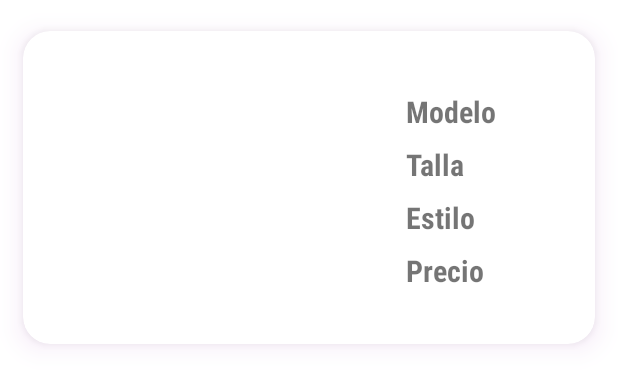
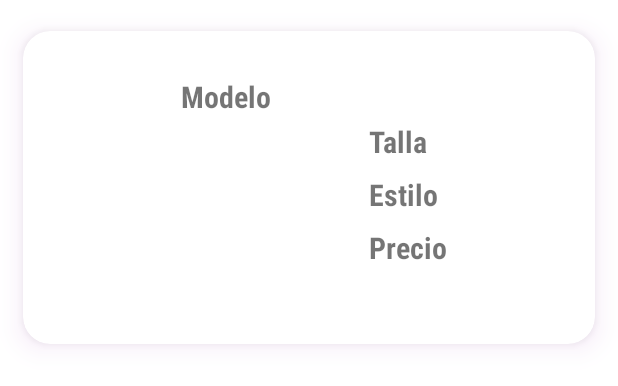
Before and after one commit to Mauri20/ProyectoIV, an Android app: the layout item_rebook.xml on its own in the app's theme, with its tools: preview values and no code run, on a phone screen of 412 x 824 dp. Shown: the top 386 px of the screen. Run offline under Robolectric (Android 15) with nearby library versions, the phone set to English and light mode, and no system bars; network calls fail.

Commit message:
Modificacion leve al diseño del catalogo

```diff
--- a/ZeligStore/app/src/main/res/layout/item_rebook.xml
+++ b/ZeligStore/app/src/main/res/layout/item_rebook.xml
@@ -32,34 +32,42 @@
                 android:layout_margin="10dp"
                 android:orientation="horizontal" >
 
-                <ImageView
-                    android:id="@+id/ivItemReebook"
-                    android:layout_width="200dp"
-                    android:layout_height="200dp" />
-
+                <androidx.appcompat.widget.LinearLayoutCompat
+                    android:layout_width="wrap_content"
+                    android:layout_height="wrap_content"
+                    android:orientation="vertical">
+                    <TextView
+                        android:id="@+id/tv_Modelo"
+                        android:layout_width="match_parent"
+                        android:layout_height="25dp"
+                        android:textSize="20sp"
+                        android:text="Modelo"
+                        android:gravity="center"
+                        android:fontFamily="sans-serif-condensed"
+                        android:textStyle="bold"
+                        android:layout_marginTop="10dp"/>
+                    <ImageView
+                        android:id="@+id/ivItemReebook"
+                        android:layout_width="150dp"
+                        android:layout_height="150dp" />
+                </androidx.appcompat.widget.LinearLayoutCompat>
                 <LinearLayout
                     android:layout_width="100dp"
                     android:layout_height="match_parent"
                     android:orientation="vertical"
                     android:gravity="fill"
                     android:layout_marginLeft="10dp"
-                    android:padding="10dp"
+                    android:paddingTop="30dp"
+                    android:paddingLeft="10dp"
                     >
-                    <TextView
-                        android:id="@+id/tv_Modelo"
-                        android:layout_width="match_parent"
-                        android:layout_height="25dp"
-                        android:textSize="20sp"
-                        android:text="Modelo"
-                        android:fontFamily="sans-serif-condensed"
-                        android:textStyle="bold"
-                        android:layout_marginTop="10dp"/>
+
                     <TextView
                         android:id="@+id/tv_Talla"
                         android:layout_width="match_parent"
                         android:layout_height="25dp"
                         android:textSize="20sp"
                         android:text="Talla"
+
                         android:fontFamily="sans-serif-condensed"
                         android:textStyle="bold"
                         android:layout_marginTop="10dp"/>
```
Also changed, not shown: ZeligStore/app/src/main/res/layout/activity_reebok.xml (+8 -8 lines), 2 other files.
